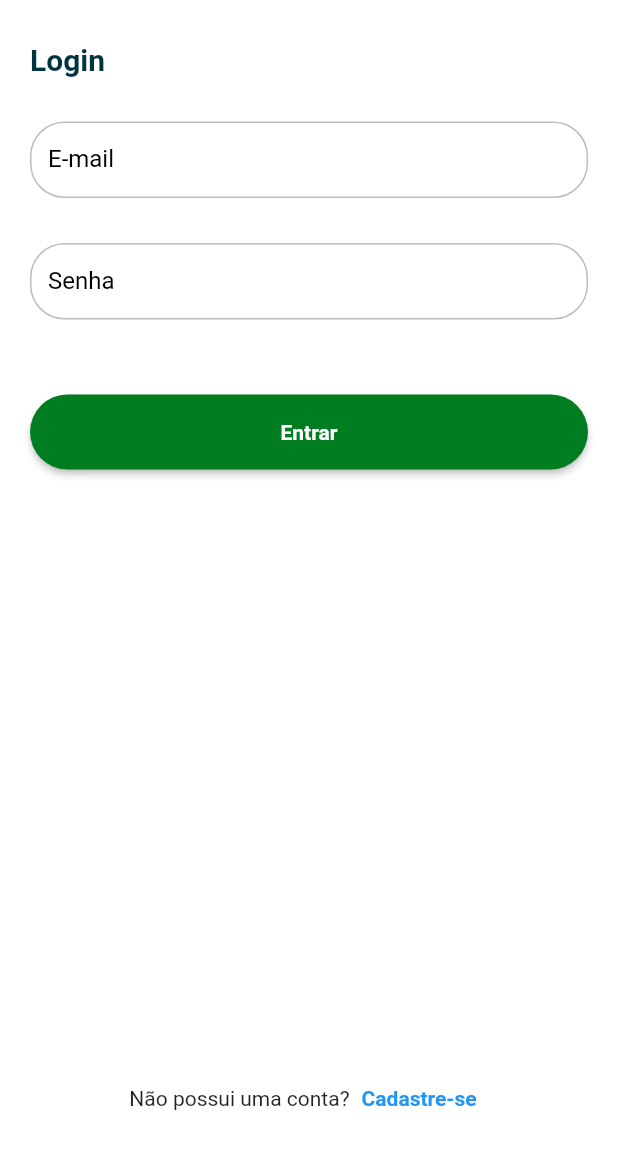
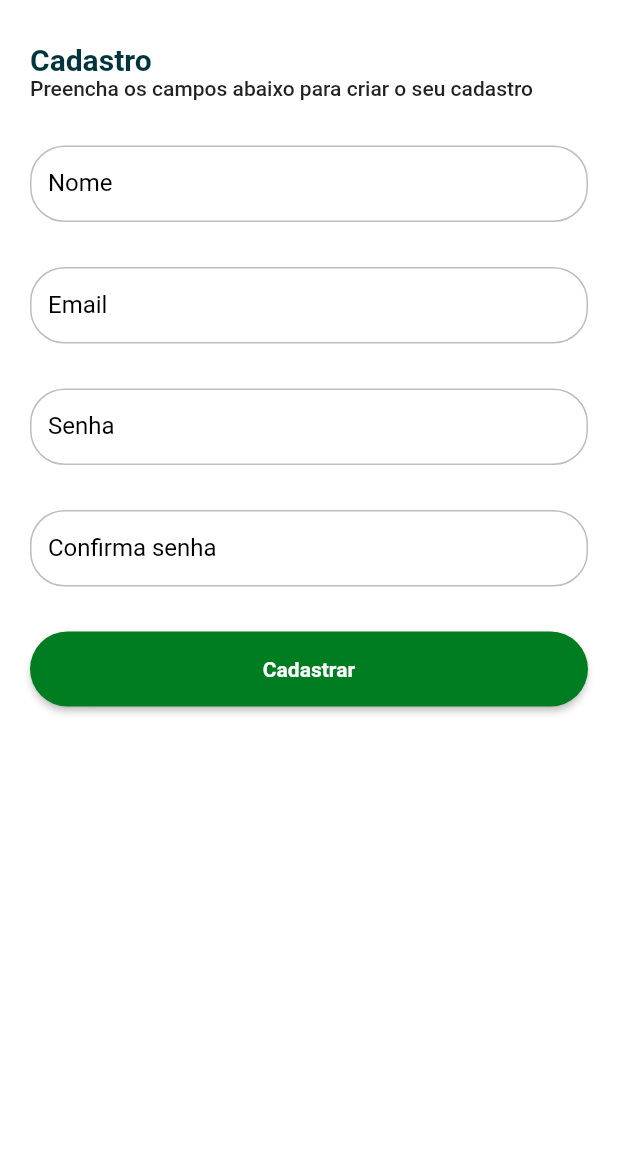
Before and after one commit to FilipeH14/vakinha_burger_mobile, a Flutter app: the LoginPage screen opened by its route, after a tap on "Cadastre-se", on a phone screen of 412 x 824 dp, the part 72-1236 px from its top. Run offline on Flutter 3.47's test engine with Material 2 defaults, Android fonts, the light colour scheme and no system bars; our stand-ins replace get; Roboto replaces fonts that are missing (mplus1).

Commit message:
tela de cadastro

```diff
--- a/lib/app/modules/auth/login/login_page.dart
+++ b/lib/app/modules/auth/login/login_page.dart
@@ -44,7 +44,7 @@ class LoginPage extends StatelessWidget {
                     Center(
                       child: VakinhaButton(
                         label: 'Entrar',
-                        width: context.width,
+                        width: double.infinity,
                         onPressed: () {},
                       ),
                     ),
@@ -58,7 +58,7 @@ class LoginPage extends StatelessWidget {
                             'Cadastre-se',
                             style: VakinhaUi.textBold,
                           ),
-                          onPressed: () {},
+                          onPressed: () => Get.toNamed('/auth/register'),
                         )
                       ],
                     ),
--- /dev/null
+++ b/lib/app/modules/auth/register/register_page.dart
@@ -0,0 +1,67 @@
+import 'package:flutter/material.dart';
+import 'package:get/get.dart';
+import 'package:vakinha_burger_mobile/app/core/ui/vakinha_ui.dart';
+import 'package:vakinha_burger_mobile/app/core/ui/widgets/vakinha_appbar.dart';
+import 'package:vakinha_burger_mobile/app/core/ui/widgets/vakinha_button.dart';
+import 'package:vakinha_burger_mobile/app/core/ui/widgets/vakinha_textformfield.dart';
+
+class RegisterPage extends StatelessWidget {
+  const RegisterPage({super.key});
+
+  @override
+  Widget build(BuildContext context) {
+    return Scaffold(
+      appBar: VakinhaAppbar(elevation: 0),
+      backgroundColor: Colors.white,
+      body: SingleChildScrollView(
+        child: IntrinsicHeight(
+          child: Padding(
+            padding: const EdgeInsets.all(20),
+            child: Form(
+              child: Column(
+                crossAxisAlignment: CrossAxisAlignment.start,
+                children: [
+                  Text(
+                    'Cadastro',
+                    style: context.textTheme.headline6?.copyWith(
+                      fontWeight: FontWeight.bold,
+                      color: context.theme.primaryColorDark,
+                    ),
+                  ),
+                  Text(
+                    'Preencha os campos abaixo para criar o seu cadastro',
+                    style: context.textTheme.bodyText1,
+                  ),
+                  const SizedBox(height: 30),
+                  const VakinhaTextformfield(
+                    label: 'Nome',
+                  ),
+                  const SizedBox(height: 30),
+                  const VakinhaTextformfield(
+                    label: 'Email',
+                  ),
+                  const SizedBox(height: 30),
+                  const VakinhaTextformfield(
+                    label: 'Senha',
+                  ),
+                  const SizedBox(height: 30),
+                  const VakinhaTextformfield(
+                    label: 'Confirma senha',
+                  ),
+                  const SizedBox(height: 30),
+                  Center(
+                    child: VakinhaButton(
+                      label: 'Cadastrar',
+                      width: double.infinity,
+                      onPressed: () {},
+                    ),
+                  ),
+                ],
+              ),
+            ),
+          ),
+        ),
+      ),
+    );
+  }
+}
--- a/lib/app/routes/auth_routers.dart
+++ b/lib/app/routes/auth_routers.dart
@@ -1,10 +1,18 @@
 import 'package:get/get.dart';
 import 'package:vakinha_burger_mobile/app/modules/auth/login/login_page.dart';
+import 'package:vakinha_burger_mobile/app/modules/auth/register/register_page.dart';
 
 class AuthRouters {
   AuthRouters._();
 
   static final routes = <GetPage>[
-    GetPage(name: '/auth/login', page: () => const LoginPage()),
+    GetPage(
+      name: '/auth/login',
+      page: () => const LoginPage(),
+    ),
+    GetPage(
+      name: '/auth/register',
+      page: () => const RegisterPage(),
+    ),
   ];
 }
```
